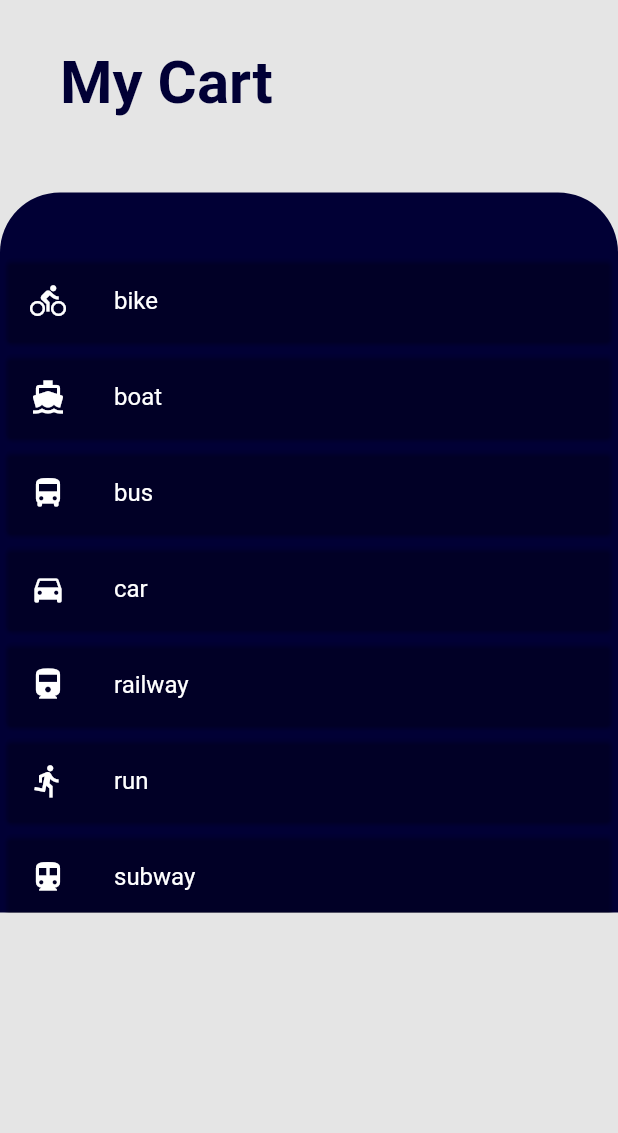
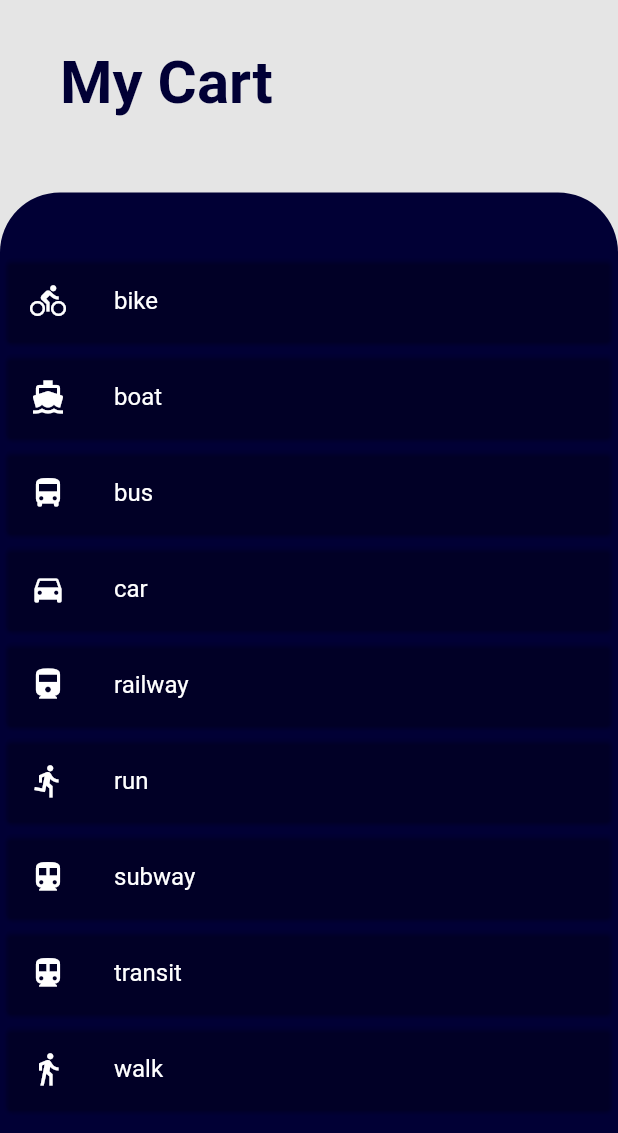
Before and after one commit to hoangansu9/flutter_ecommerce, a Flutter app: the screen it shows after launch, item 3 of the bottom bar chosen, on a phone screen of 412 x 824 dp, the part 103-1236 px from its top. Run offline on Flutter 3.47's test engine with Material 2 defaults, Android fonts, the phone set to English and light mode, and no system bars; our stand-ins replace badges, carousel_slider, google_nav_bar, line_icons; missing offline and left inert: material_dialogs.

Commit message:
fix cart page

```diff
--- a/lib/homepage/cartPage.dart
+++ b/lib/homepage/cartPage.dart
@@ -14,7 +14,7 @@ class _CartpageState extends State<Cartpage> {
     // return Expanded(
     //   child: ListView(children: [topNav(context), myCart(context)]),
     // );
-    //
+
     return Scaffold(
       body: Column(
         children: [
@@ -47,7 +47,7 @@ class _CartpageState extends State<Cartpage> {
                           topRight: Radius.circular(40),
                           topLeft: Radius.circular(40)),
                     ),
-                    height: 480,
+                    height: MediaQuery.of(context).size.height - 197,
                     width: MediaQuery.of(context).size.width,
                     // color: Colors.green,
                     child: _myListView(context),
```
